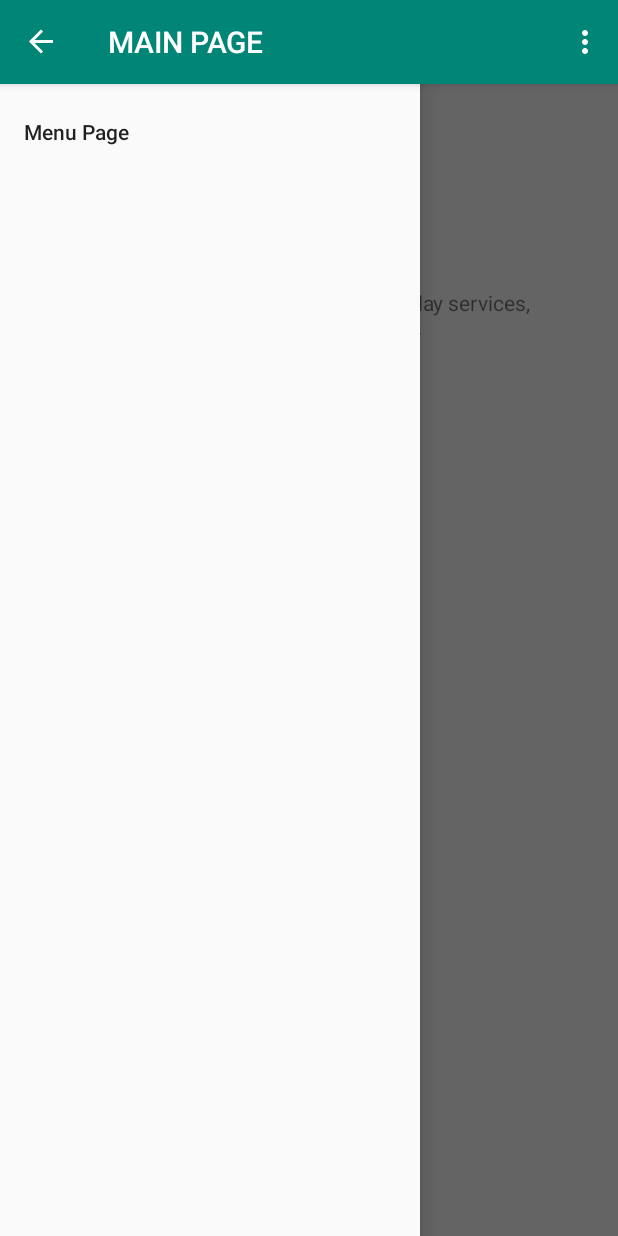
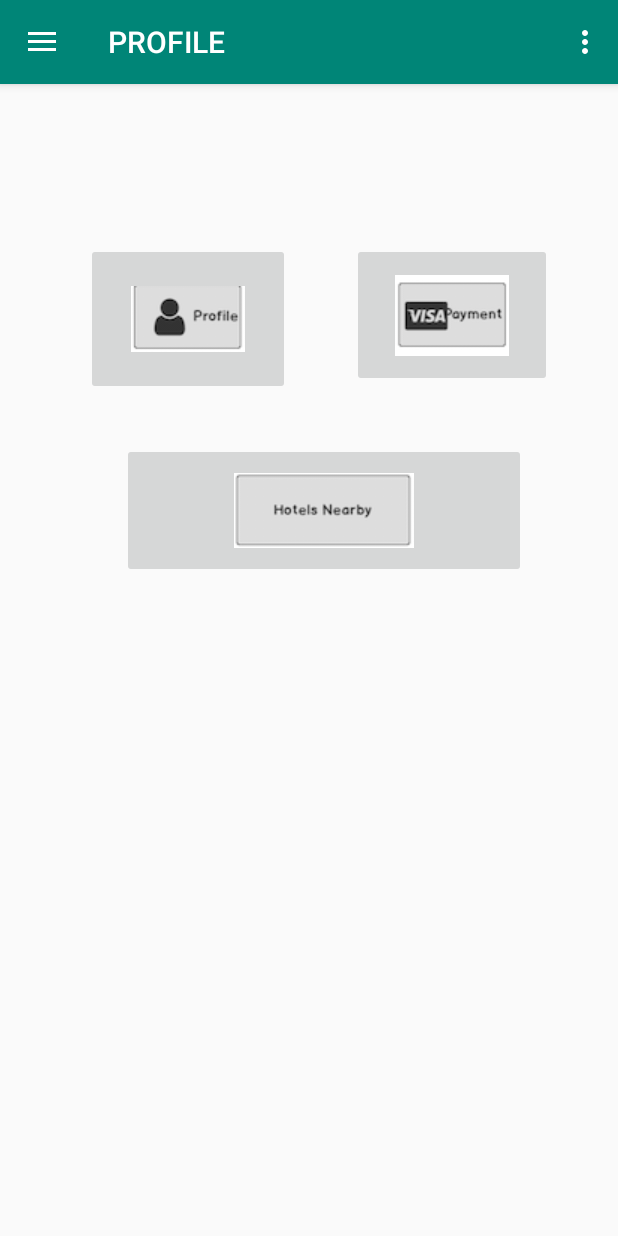
Before and after one commit to simranbal04/HistorianApp-WIL2020, an Android app: the screen it shows after launch (MainActivity before the commit, MainMenu after it), after a tap on "Menu Page", on a phone screen of 412 x 824 dp. Run offline under Robolectric (Android 15) with nearby library versions, the phone set to English and light mode, and no system bars; 1 other tap on this screen came first.

Commit message:
Main Menu Page - Mock-up

```diff
--- a/app/src/main/AndroidManifest.xml
+++ b/app/src/main/AndroidManifest.xml
@@ -26,6 +26,11 @@
 
                 <category android:name="android.intent.category.LAUNCHER" />
             </intent-filter>
+
+        </activity>
+        <activity android:name=".MainMenu"
+            android:label="@string/app_name1">
+
         </activity>
     </application>
 
--- a/app/src/main/java/com/simrankaurbal/historian_wil_2020/MainActivity.java
+++ b/app/src/main/java/com/simrankaurbal/historian_wil_2020/MainActivity.java
@@ -1,5 +1,6 @@
 package com.simrankaurbal.historian_wil_2020;
 import android.Manifest;
+import android.content.Intent;
 import android.content.pm.PackageManager;
 import android.graphics.Canvas;
 import android.location.Location;
@@ -10,7 +11,6 @@ import android.view.MenuItem;
 import android.view.View;
 import android.widget.Button;
 import android.widget.Toast;
-
 import com.google.android.gms.location.FusedLocationProviderClient;
 import com.google.android.gms.location.LocationServices;
 import com.google.android.gms.maps.CameraUpdate;
@@ -29,6 +29,7 @@ import androidx.appcompat.app.AppCompatActivity;
 import androidx.core.app.ActivityCompat;
 import androidx.drawerlayout.widget.DrawerLayout;
 import androidx.fragment.app.FragmentActivity;
+
 
 public class MainActivity extends AppCompatActivity  implements NavigationView.OnNavigationItemSelectedListener, OnMapReadyCallback
 {
@@ -61,6 +62,7 @@ public class MainActivity extends AppCompatActivity  implements NavigationView.O
                 fetchlocation();
             }
         });
+
 
         drawerLayout = (DrawerLayout) findViewById(R.id.mainLayout);
         actionBarDrawerToggle = new ActionBarDrawerToggle(this, drawerLayout, R.string.open, R.string.close);
@@ -133,6 +135,8 @@ public class MainActivity extends AppCompatActivity  implements NavigationView.O
         int id = menuItem.getItemId();
         if (id == R.id.mainmenu)
         {
+            Intent intent = new Intent(MainActivity.this, MainMenu.class);
+            startActivity(intent);
 
             Toast.makeText(this, "This is Menu Page", Toast.LENGTH_SHORT).show();
 
--- /dev/null
+++ b/app/src/main/java/com/simrankaurbal/historian_wil_2020/MainMenu.java
@@ -0,0 +1,106 @@
+package com.simrankaurbal.historian_wil_2020;
+
+import android.content.Intent;
+import android.os.Bundle;
+import android.view.Menu;
+import android.view.MenuItem;
+import android.view.View;
+import android.widget.Button;
+import android.widget.ImageButton;
+import android.widget.Toast;
+
+import androidx.annotation.NonNull;
+import androidx.appcompat.app.ActionBarDrawerToggle;
+import androidx.appcompat.app.AppCompatActivity;
+import androidx.drawerlayout.widget.DrawerLayout;
+
+import com.google.android.material.navigation.NavigationView;
+
+public class MainMenu extends AppCompatActivity implements NavigationView.OnNavigationItemSelectedListener {
+
+    public ImageButton profile1;
+    public ImageButton visa;
+    public  ImageButton hotels;
+    private DrawerLayout drawerLayout;
+    private ActionBarDrawerToggle actionBarDrawerToggle;
+
+    @Override
+    protected void onCreate(Bundle savedInstanceState) {
+        super.onCreate(savedInstanceState);
+//        setContentView(R.layout.activity_main);
+        setContentView(R.layout.main_menu);
+
+        visa = (ImageButton) findViewById(R.id.visa);
+        visa.setOnClickListener(new View.OnClickListener() {
+            @Override
+            public void onClick(View v) {
+                Toast.makeText(getBaseContext(),"Visa Button Clicked", Toast.LENGTH_SHORT).show();
+            }
+        });
+
+        hotels = (ImageButton) findViewById(R.id.hotels);
+        hotels.setOnClickListener(new View.OnClickListener() {
+            @Override
+            public void onClick(View v) {
+                Toast.makeText(getBaseContext(),"Hotels Button Clicked",Toast.LENGTH_SHORT).show();
+            }
+        });
+
+        profile1 = (ImageButton) findViewById(R.id.profile1);
+        profile1.setOnClickListener(new View.OnClickListener()
+        {
+            @Override
+            public void onClick(View v)
+            {
+                Toast.makeText(getBaseContext(), "Profile Button Clicked!" , Toast.LENGTH_SHORT ).show();
+//                fetchlocation();
+            }
+        });
+
+        drawerLayout = (DrawerLayout) findViewById(R.id.mainLayout);
+        actionBarDrawerToggle = new ActionBarDrawerToggle(this, drawerLayout, R.string.open, R.string.close);
+        drawerLayout.addDrawerListener(actionBarDrawerToggle);
+        actionBarDrawerToggle.syncState();
+        getSupportActionBar().setDisplayHomeAsUpEnabled(true);
+        NavigationView navigationView = (NavigationView) findViewById(R.id.navView);
+        navigationView.setNavigationItemSelectedListener(this);
+
+
+    }
+
+    @Override
+    public boolean onOptionsItemSelected(MenuItem item)
+    {
+
+        if (actionBarDrawerToggle.onOptionsItemSelected(item))
+        {
+            return true;
+        }
+        return super.onOptionsItemSelected(item);
+    }
+
+        @Override
+    public boolean onNavigationItemSelected(@NonNull MenuItem menuItem)
+        {
+            int id = menuItem.getItemId();
+            if (id == R.id.mainmenu)
+            {
+//                Intent intent = new Intent(MainActivity.this, MainMenu.class);
+//                startActivity(intent);
+
+                Toast.makeText(this, "This is Main Menu Page", Toast.LENGTH_SHORT).show();
+
+            }
+            return false;
+
+        }
+
+    @Override
+    public boolean onCreateOptionsMenu(Menu menu)
+    {
+        getMenuInflater().inflate(R.menu.action_menu,menu);
+        return super.onCreateOptionsMenu(menu);
+    }
+
+
+}
--- /dev/null
+++ b/app/src/main/res/layout/main_menu.xml
@@ -0,0 +1,71 @@
+<?xml version="1.0" encoding="utf-8"?>
+<androidx.drawerlayout.widget.DrawerLayout xmlns:android="http://schemas.android.com/apk/res/android"
+    xmlns:app="http://schemas.android.com/apk/res-auto"
+    xmlns:tools="http://schemas.android.com/tools"
+    android:id="@+id/mainLayout"
+    android:layout_width="match_parent"
+    android:layout_height="match_parent"
+    android:fitsSystemWindows="true"
+    tools:context=".MainMenu"
+    android:text="PROFILE">
+
+    <androidx.constraintlayout.widget.ConstraintLayout
+        android:layout_width="match_parent"
+        android:layout_height="match_parent">
+
+        <ImageButton
+            android:id="@+id/profile1"
+            android:layout_width="136dp"
+            android:layout_height="101dp"
+            android:layout_marginStart="51dp"
+            android:layout_marginTop="106dp"
+            app:layout_constraintEnd_toStartOf="@+id/visa"
+            app:layout_constraintHorizontal_bias="0.132"
+            app:layout_constraintStart_toStartOf="parent"
+            app:layout_constraintTop_toTopOf="parent"
+            app:srcCompat="@drawable/profile1" />
+
+        <ImageButton
+            android:id="@+id/visa"
+            android:layout_width="133dp"
+            android:layout_height="96dp"
+            android:layout_marginTop="106dp"
+            android:layout_marginEnd="44dp"
+            app:layout_constraintEnd_toEndOf="parent"
+            app:layout_constraintTop_toTopOf="parent"
+            app:srcCompat="@drawable/visa" />
+
+        <ImageButton
+            android:id="@+id/hotels"
+            android:layout_width="269dp"
+            android:layout_height="90dp"
+            android:layout_marginStart="81dp"
+            android:layout_marginTop="32dp"
+            android:layout_marginEnd="76dp"
+            app:layout_constraintEnd_toEndOf="parent"
+            app:layout_constraintHorizontal_bias="0.0"
+            app:layout_constraintStart_toStartOf="parent"
+            app:layout_constraintTop_toBottomOf="@+id/profile1"
+            app:srcCompat="@drawable/hotels" />
+    </androidx.constraintlayout.widget.ConstraintLayout>
+
+
+
+
+    <com.google.android.material.navigation.NavigationView
+        android:id="@+id/navView"
+        android:layout_width="wrap_content"
+        android:layout_height="match_parent"
+        android:layout_gravity="start"
+        app:layout_constraintBottom_toBottomOf="parent"
+        app:layout_constraintStart_toStartOf="parent"
+        app:layout_constraintTop_toTopOf="parent"
+        app:menu="@menu/nav_menu"
+        android:text="PROFILE">
+
+    </com.google.android.material.navigation.NavigationView>
+
+
+
+
+</androidx.drawerlayout.widget.DrawerLayout>
--- a/app/src/main/res/values/strings.xml
+++ b/app/src/main/res/values/strings.xml
@@ -1,6 +1,8 @@
 <resources>
 <!--    <string name="app_name">Historian-WIL-2020</string>-->
     <string name="app_name">MAIN PAGE</string>
+        <string name="app_name1">PROFILE</string>
+
     <string name="open">Open</string>
     <string name="close">Close</string>
 </resources>
```
Also changed, not shown: app/src/main/res/drawable/hotels.png (added), app/src/main/res/drawable/profile.png (added), app/src/main/res/drawable/profile1.png (added), app/src/main/res/drawable/visa.png (added).
